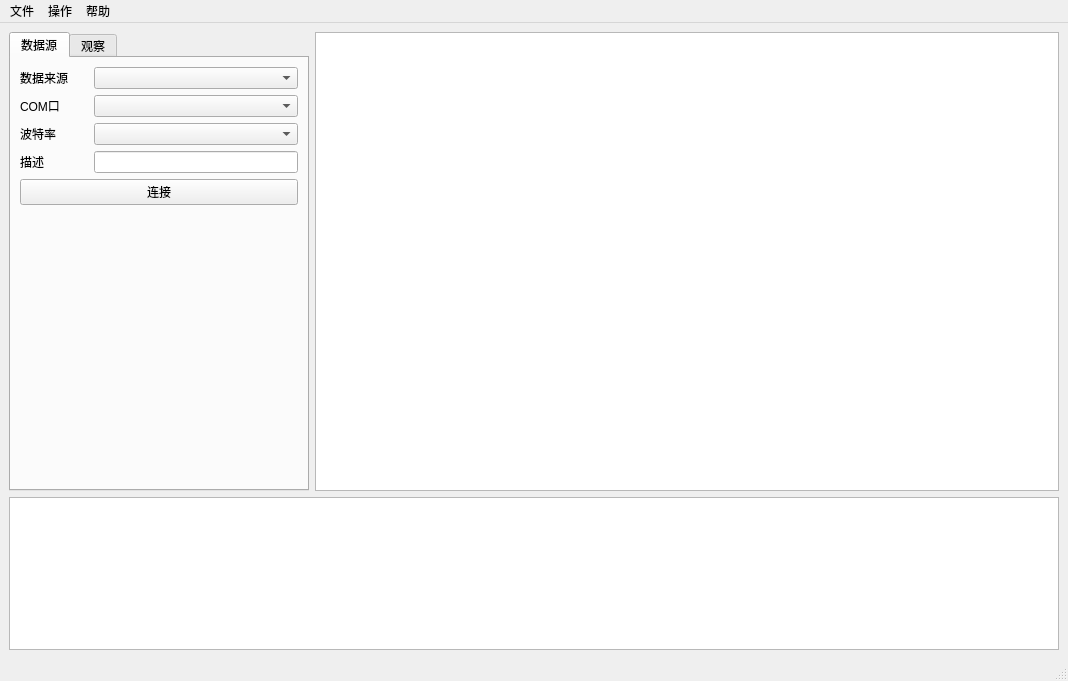
Above: Monitor/monitor.ui from ChenYangZuo/Monitor before the change. Below: the same form after it.
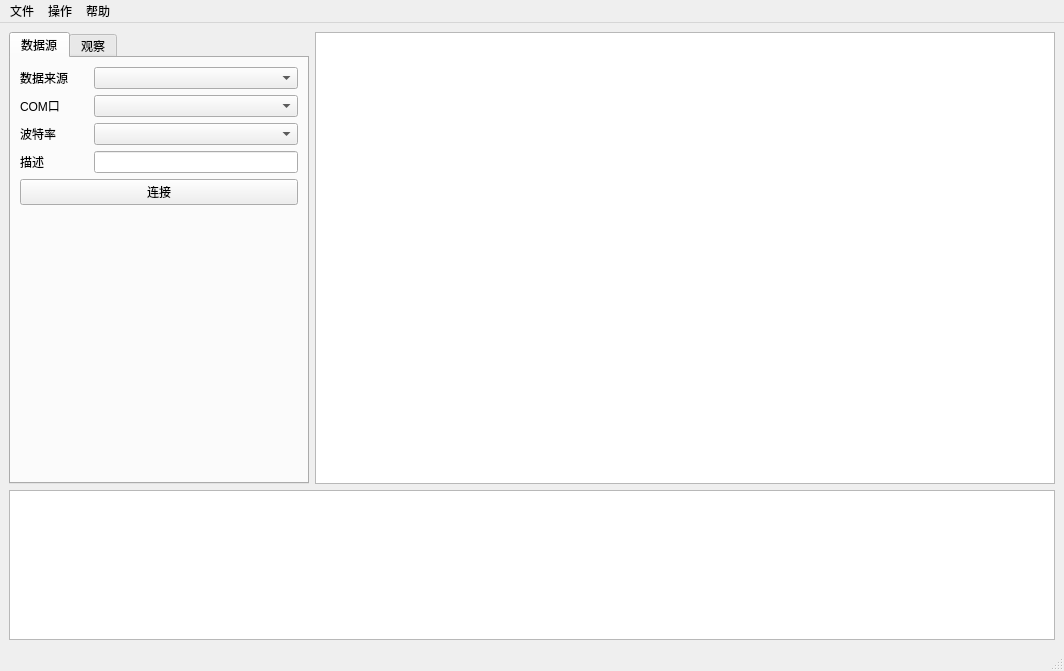
That is the form after the change.

```diff
--- a/Monitor/monitor.ui
+++ b/Monitor/monitor.ui
@@ -6,8 +6,8 @@
    <rect>
     <x>0</x>
     <y>0</y>
-    <width>1068</width>
-    <height>681</height>
+    <width>1064</width>
+    <height>671</height>
    </rect>
   </property>
   <property name="windowTitle">
@@ -195,8 +195,8 @@
     <rect>
      <x>0</x>
      <y>0</y>
-     <width>1068</width>
-     <height>23</height>
+     <width>1064</width>
+     <height>26</height>
     </rect>
    </property>
    <widget class="QMenu" name="menu">
```
Left out of the diff: 24 changed lines with no effect on the pictures.
